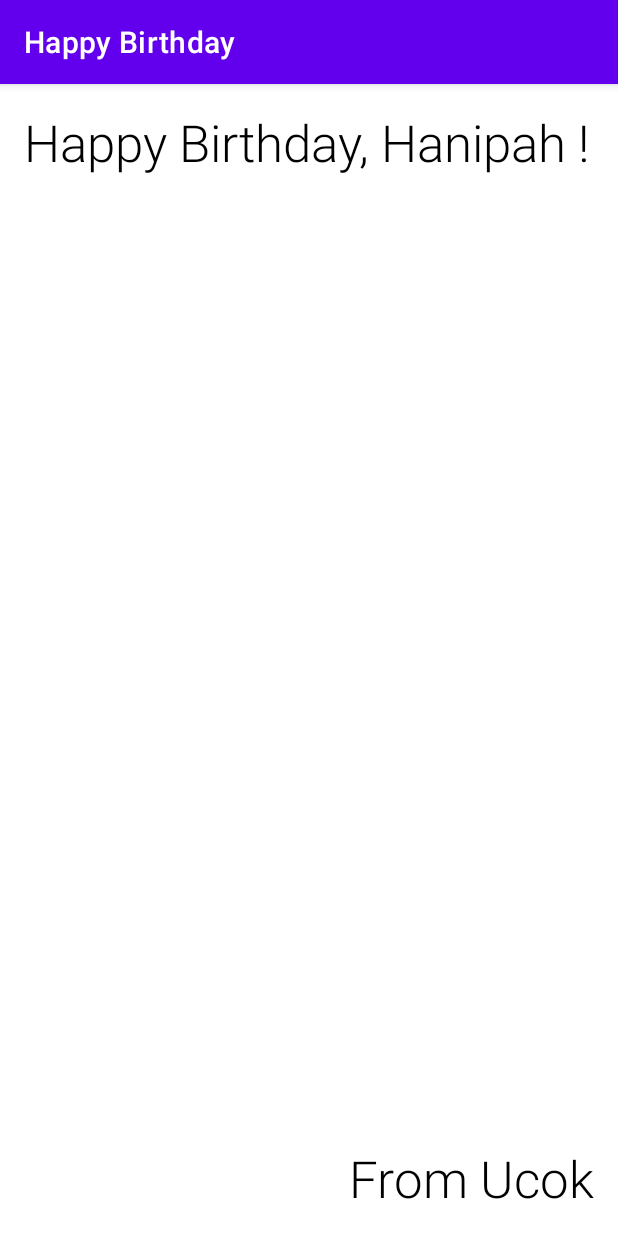
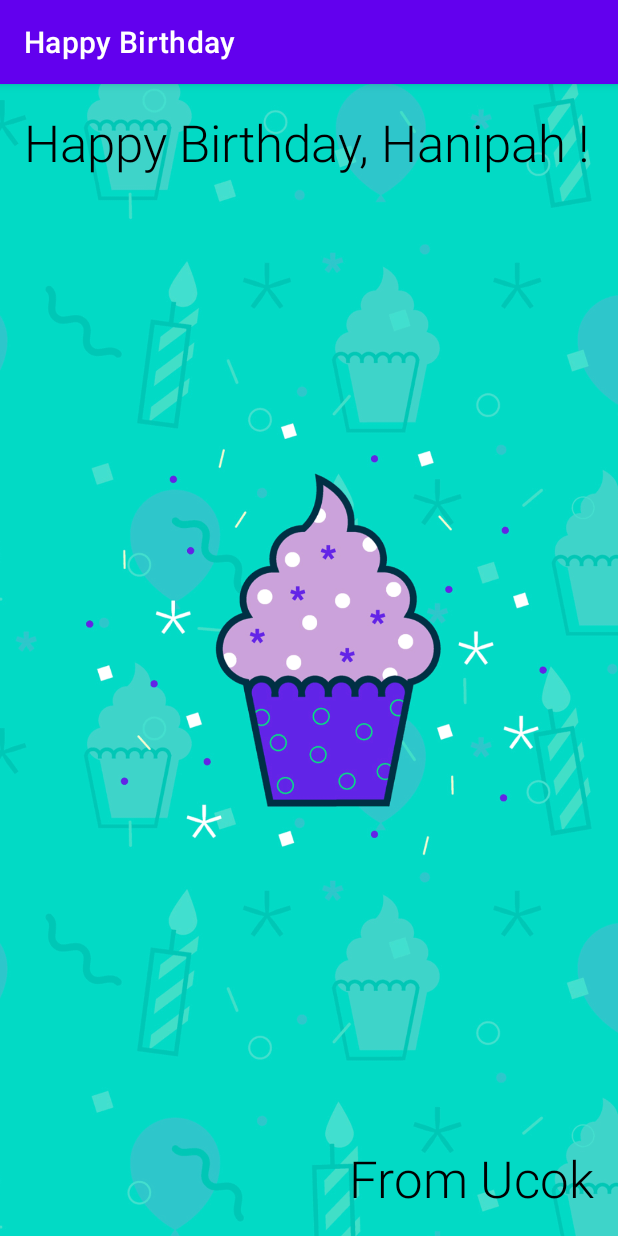
Before and after one commit to Ucok23/Happy-Birthday, an Android app: the screen it shows after launch (MainActivity), on a phone screen of 412 x 824 dp. Run offline under Robolectric (Android 15) with nearby library versions, the phone set to English and light mode, and no system bars.

Commit message:
adding ImageView

```diff
--- a/app/src/main/res/layout/activity_main.xml
+++ b/app/src/main/res/layout/activity_main.xml
@@ -5,6 +5,15 @@
     android:layout_width="match_parent"
     android:layout_height="match_parent"
     tools:context=".MainActivity">
+
+    <ImageView
+        android:id="@+id/imageView2"
+        android:layout_width="wrap_content"
+        android:layout_height="wrap_content"
+        android:scaleType="centerCrop"
+        app:layout_constraintStart_toStartOf="parent"
+        app:layout_constraintTop_toTopOf="parent"
+        app:srcCompat="@drawable/androidparty" />
 
     <TextView
         android:id="@+id/textView2"
@@ -31,4 +40,5 @@
         android:textSize="34sp"
         app:layout_constraintStart_toStartOf="parent"
         app:layout_constraintTop_toTopOf="parent" />
+
 </androidx.constraintlayout.widget.ConstraintLayout>
```
Also changed, not shown: app/src/main/res/drawable/androidparty.png (added).
